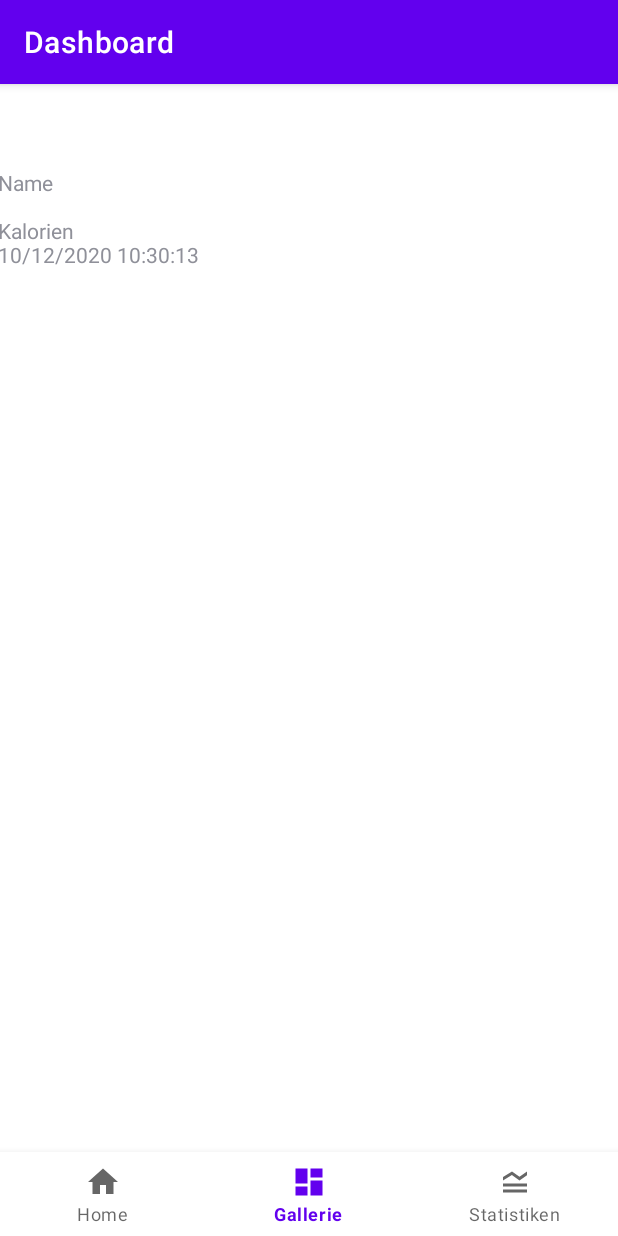
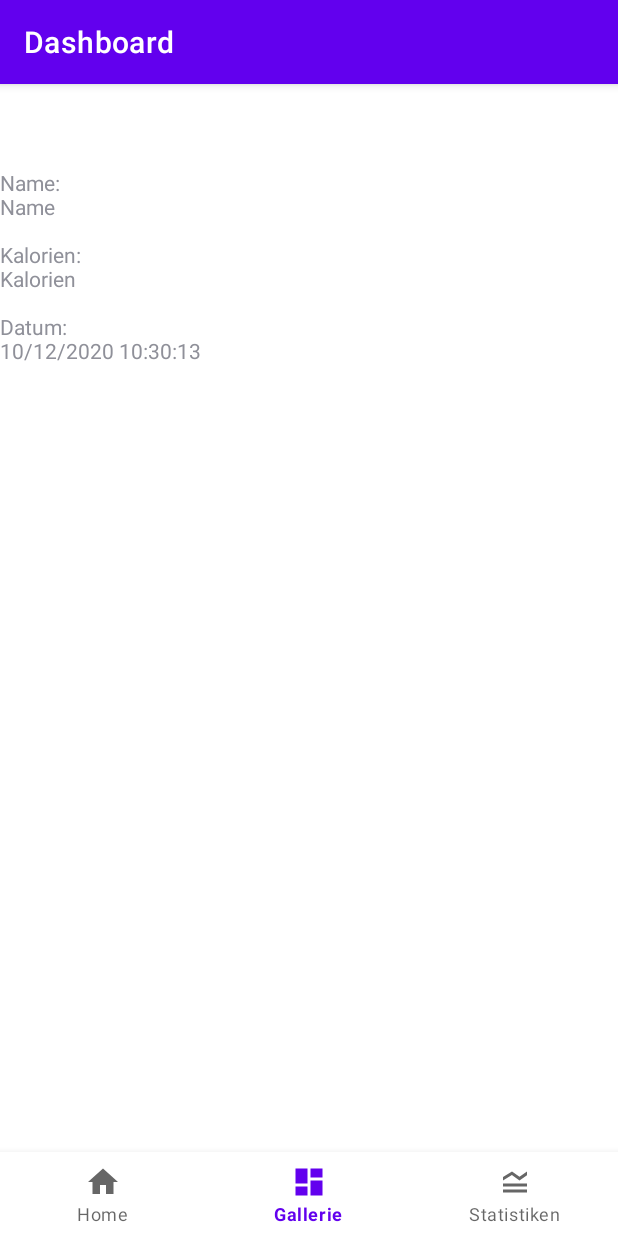
Before and after one commit to edohusakovic/SodaCounter, an Android app: the DashboardFragment screen opened through its navigation route, on a phone screen of 412 x 824 dp. Run offline under Robolectric (Android 15) with nearby library versions, the phone set to English and light mode, and no system bars; our stand-ins replace navigation-ui.

Commit message:
Json Reading formatted

```diff
--- a/app/src/main/java/com/example/bumsliste/ui/dashboard/DashboardFragment.java
+++ b/app/src/main/java/com/example/bumsliste/ui/dashboard/DashboardFragment.java
@@ -121,9 +121,6 @@ public class DashboardFragment extends Fragment {
                 String sodaDate = item.get("dateTime").toString();
                 String sodaImagePath = !Objects.isNull(item.get("imageName")) ? item.get("imageName").toString() : "";
 
-                Log.d("image", sodaImagePath);
-
-                String path = getExternalStoragePublicDirectory(Environment.DIRECTORY_PICTURES).toString();
                 if (!sodaImagePath.isEmpty()) {
                     BitmapFactory.Options bmOptions = new BitmapFactory.Options();
                     Bitmap bitmap = BitmapFactory.decodeFile(sodaImagePath, bmOptions);
@@ -131,9 +128,20 @@ public class DashboardFragment extends Fragment {
                     imageView.setImageBitmap(bitmap);
                     binding.linearLayout.addView(imageView);
                 }
+                String fullText = "";
+                fullText = sodaName.isEmpty() ? fullText : "Name:\n" + sodaName;
+                fullText = sodaDescription.isEmpty() ? fullText : fullText  + "\n\nDescription:\n"+ sodaDescription;
+                fullText = sodaCalories.isEmpty() ? fullText : fullText  + "\n\nKalorien:\n" + sodaCalories;
+                fullText = sodaDate.isEmpty() ? fullText : fullText  + "\n\nDatum:\n" + sodaDate;
 
                 TextView textView = new TextView(getActivity().getApplicationContext());
-                textView.setText(sodaName + "\n" + sodaDescription + "\n" + sodaCalories + "\n" + sodaDate);
+                textView.setText(fullText);
+                RelativeLayout.LayoutParams params = new RelativeLayout.LayoutParams(
+                        RelativeLayout.LayoutParams.WRAP_CONTENT,
+                        RelativeLayout.LayoutParams.WRAP_CONTENT
+                );
+                params.setMargins(100, 0,0,0);
+                textView.setLayoutParams(params);
 
                 binding.linearLayout.addView(textView);
             } catch (JSONException e) {
--- a/app/src/main/res/layout/fragment_dashboard.xml
+++ b/app/src/main/res/layout/fragment_dashboard.xml
@@ -18,12 +18,12 @@
 
     <ScrollView
         android:id="@+id/scrollView"
-        android:layout_width="414dp"
-        android:layout_height="500dp"
+        android:layout_width="415dp"
+        android:layout_height="450dp"
         app:layout_constraintEnd_toEndOf="parent"
-        app:layout_constraintHorizontal_bias="1.0"
+        app:layout_constraintHorizontal_bias="0.0"
         app:layout_constraintStart_toStartOf="parent"
-        tools:layout_editor_absoluteY="16dp">
+        app:layout_constraintTop_toTopOf="parent">
 
         <LinearLayout
             android:id="@+id/linearLayout"
```
